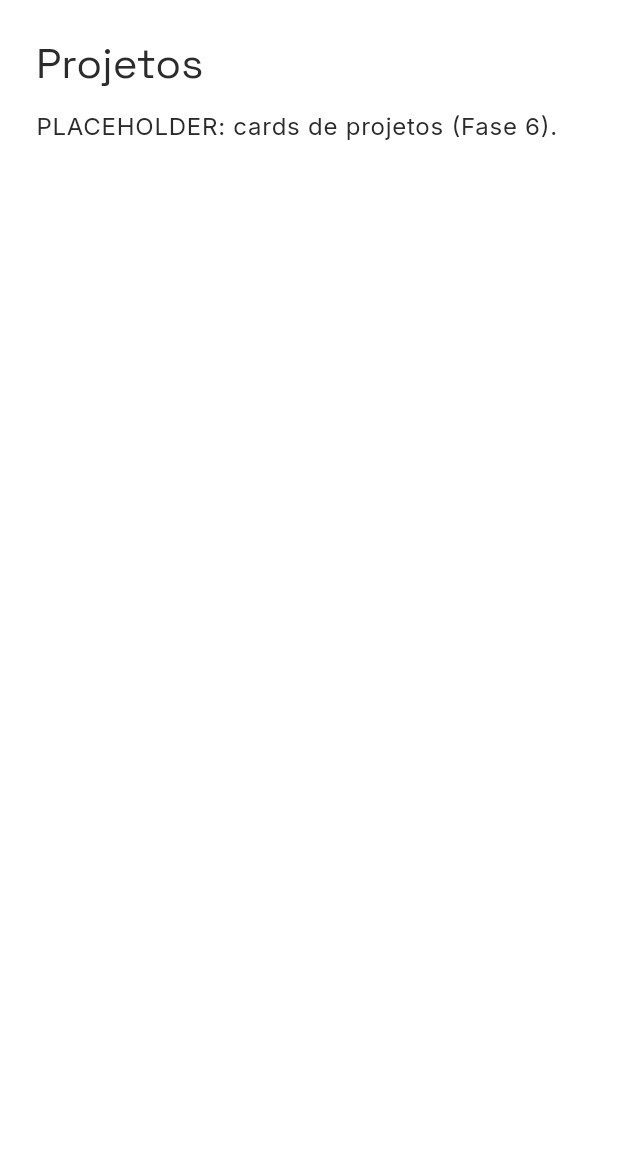
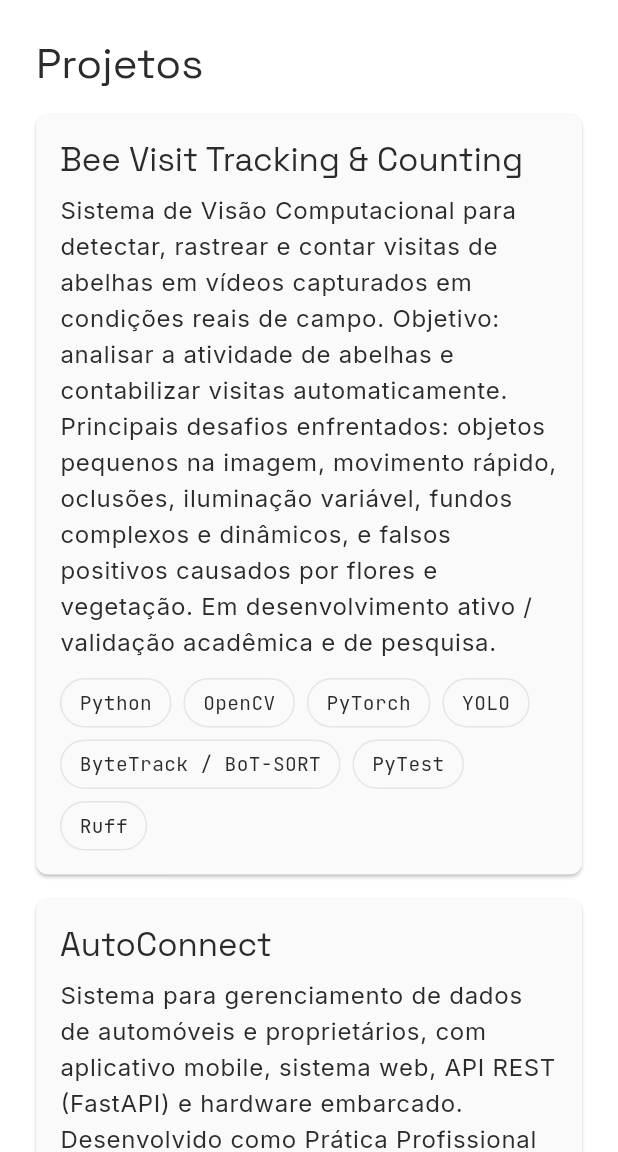
Before and after one commit to victor-welter/victor-welter.github.io, a Flutter app: the screen it shows after launch, after a tap on "Ver Projetos", on a phone screen of 412 x 824 dp, the part 84-1236 px from its top. Run offline on Flutter 3.47's test engine with Material 3 defaults, Android fonts, the phone set to English and light mode, and no system bars; our stand-ins replace go_router, google_fonts, shared_preferences.

Commit message:
Add real Projetos page content
4 featured projects (Bee Visit Tracking & Counting, AutoConnect,
Monitoramento de Energia, validator-assincrono) as full cards with
tech-stack TagChips and links; 3 secondary projects as lightweight
rows. calculadora and BarberApp are deliberately excluded — the
former has no substantive real description, the latter awaits real
project details. Bee Visit Tracking & Counting has no link (private
repo) and no accuracy/results claims, matching the SoYolo publication
pattern. Adds url_launcher for the GitHub links. Replaces the Fase 3
placeholder.

Wraps the page content in a SingleChildScrollView (same fix applied
in Tasks 5 and 6, for the same reason: the plain Padding/Column
pattern overflows once a page has enough content). Also wraps the
secondary row's InkWell in a transparent Material — bare InkWell
needs a Material ancestor to render at all, which the real app
provides via AppShell's Scaffold but an isolated widget test does
not.

```diff
--- /dev/null
+++ b/lib/features/projects/projects_data.dart
@@ -0,0 +1,155 @@
+enum ProjectTier { featured, secondary }
+
+class ProjectLink {
+  const ProjectLink({required this.label, required this.url});
+
+  final String label;
+  final String url;
+}
+
+class ProjectEntry {
+  const ProjectEntry({
+    required this.name,
+    required this.description,
+    required this.techStack,
+    required this.links,
+    required this.tier,
+  });
+
+  final String name;
+  final String description;
+  final List<String> techStack;
+  final List<ProjectLink> links;
+  final ProjectTier tier;
+}
+
+const List<ProjectEntry> projectEntries = [
+  ProjectEntry(
+    tier: ProjectTier.featured,
+    name: 'Bee Visit Tracking & Counting',
+    description:
+        'Sistema de Visão Computacional para detectar, rastrear e contar '
+        'visitas de abelhas em vídeos capturados em condições reais de '
+        'campo. Objetivo: analisar a atividade de abelhas e contabilizar '
+        'visitas automaticamente. Principais desafios enfrentados: objetos '
+        'pequenos na imagem, movimento rápido, oclusões, iluminação '
+        'variável, fundos complexos e dinâmicos, e falsos positivos '
+        'causados por flores e vegetação. Em desenvolvimento ativo / '
+        'validação acadêmica e de pesquisa.',
+    techStack: [
+      'Python',
+      'OpenCV',
+      'PyTorch',
+      'YOLO',
+      'ByteTrack / BoT-SORT',
+      'PyTest',
+      'Ruff',
+    ],
+    links: [],
+  ),
+  ProjectEntry(
+    tier: ProjectTier.featured,
+    name: 'AutoConnect',
+    description:
+        'Sistema para gerenciamento de dados de automóveis e proprietários, '
+        'com aplicativo mobile, sistema web, API REST (FastAPI) e hardware '
+        'embarcado. Desenvolvido como Prática Profissional (7°/8° semestre, '
+        'Engenharia de Computação – SETREM).',
+    techStack: ['Flutter', 'Dart', 'Python', 'FastAPI'],
+    links: [
+      ProjectLink(
+        label: 'Mobile',
+        url: 'https://github.com/victor-welter/autoConnect-Mobile',
+      ),
+      ProjectLink(
+        label: 'Web',
+        url: 'https://github.com/victor-welter/autoConnect-Web',
+      ),
+      ProjectLink(
+        label: 'API',
+        url: 'https://github.com/victor-welter/autoConnect-Api-Python',
+      ),
+      ProjectLink(
+        label: 'Hardware',
+        url: 'https://github.com/victor-welter/autoConnect-Hardware',
+      ),
+    ],
+  ),
+  ProjectEntry(
+    tier: ProjectTier.featured,
+    name: 'Monitoramento de Energia',
+    description:
+        'Protótipo de sistema para medição e monitoramento de consumo de '
+        'energia elétrica em tempo real, apresentando ao usuário o valor '
+        'monetário gasto por hora para um equipamento em funcionamento. '
+        'Projeto acadêmico de extensão (4° semestre, Engenharia de '
+        'Computação – SETREM).',
+    techStack: ['Flutter', 'Dart'],
+    links: [
+      ProjectLink(
+        label: 'Mobile',
+        url: 'https://github.com/victor-welter/monitoramentoEnergia-Mobile',
+      ),
+      ProjectLink(
+        label: 'Hardware',
+        url: 'https://github.com/victor-welter/monitoramentoEnergia-Hardware',
+      ),
+      ProjectLink(
+        label: 'API',
+        url: 'https://github.com/victor-welter/monitoramentoEnergia-Api',
+      ),
+    ],
+  ),
+  ProjectEntry(
+    tier: ProjectTier.featured,
+    name: 'validator-assincrono',
+    description:
+        'Biblioteca/pacote Flutter para criação de validadores '
+        'assíncronos.',
+    techStack: ['Flutter', 'Dart'],
+    links: [
+      ProjectLink(
+        label: 'GitHub',
+        url: 'https://github.com/victor-welter/validator-assincrono',
+      ),
+    ],
+  ),
+  ProjectEntry(
+    tier: ProjectTier.secondary,
+    name: 'youtube_downloader',
+    description:
+        'Aplicativo desktop em Python para baixar vídeos do YouTube em '
+        'alta qualidade.',
+    techStack: ['Python'],
+    links: [
+      ProjectLink(
+        label: 'GitHub',
+        url: 'https://github.com/victor-welter/youtube_downloader',
+      ),
+    ],
+  ),
+  ProjectEntry(
+    tier: ProjectTier.secondary,
+    name: 'qr-scanner-generator',
+    description: 'Leitor e gerador de QR Code em Flutter.',
+    techStack: ['Flutter', 'Dart'],
+    links: [
+      ProjectLink(
+        label: 'GitHub',
+        url: 'https://github.com/victor-welter/qr-scanner-generator',
+      ),
+    ],
+  ),
+  ProjectEntry(
+    tier: ProjectTier.secondary,
+    name: 'flavors',
+    description: 'Gerenciamento de Flavors para projetos Flutter.',
+    techStack: ['Flutter', 'Dart'],
+    links: [
+      ProjectLink(
+        label: 'GitHub',
+        url: 'https://github.com/victor-welter/flavors',
+      ),
+    ],
+  ),
+];
--- a/lib/features/projects/projects_page.dart
+++ b/lib/features/projects/projects_page.dart
@@ -1,15 +1,112 @@
 import 'package:flutter/material.dart';
+import 'package:url_launcher/url_launcher.dart';
 
-import '../../core/widgets/placeholder_section.dart';
+import '../../core/widgets/tag_chip.dart';
+import 'projects_data.dart';
 
 class ProjectsPage extends StatelessWidget {
   const ProjectsPage({super.key});
 
   @override
   Widget build(BuildContext context) {
-    return const PlaceholderSection(
-      title: 'Projetos',
-      message: 'PLACEHOLDER: cards de projetos (Fase 6).',
+    final textTheme = Theme.of(context).textTheme;
+    final featured = projectEntries.where(
+      (p) => p.tier == ProjectTier.featured,
+    );
+    final secondary = projectEntries.where(
+      (p) => p.tier == ProjectTier.secondary,
+    );
+
+    return SingleChildScrollView(
+      child: Padding(
+        padding: const EdgeInsets.all(24),
+        child: Column(
+          crossAxisAlignment: CrossAxisAlignment.start,
+          mainAxisSize: MainAxisSize.min,
+          children: [
+            Text('Projetos', style: textTheme.headlineMedium),
+            const SizedBox(height: 16),
+            for (final project in featured) _ProjectCard(project: project),
+            const SizedBox(height: 12),
+            Text('Outros projetos', style: textTheme.titleLarge),
+            const SizedBox(height: 8),
+            for (final project in secondary)
+              _SecondaryProjectRow(project: project),
+          ],
+        ),
+      ),
     );
   }
 }
+
+class _ProjectCard extends StatelessWidget {
+  const _ProjectCard({required this.project});
+
+  final ProjectEntry project;
+
+  @override
+  Widget build(BuildContext context) {
+    final textTheme = Theme.of(context).textTheme;
+
+    return Card(
+      margin: const EdgeInsets.only(bottom: 16),
+      child: Padding(
+        padding: const EdgeInsets.all(16),
+        child: Column(
+          crossAxisAlignment: CrossAxisAlignment.start,
+          children: [
+            Text(project.name, style: textTheme.titleLarge),
+            const SizedBox(height: 8),
+            Text(project.description, style: textTheme.bodyLarge),
+            const SizedBox(height: 12),
+            Wrap(
+              spacing: 8,
+              runSpacing: 8,
+              children: [for (final tech in project.techStack) TagChip(tech)],
+            ),
+            if (project.links.isNotEmpty) ...[
+              const SizedBox(height: 12),
+              Wrap(
+                spacing: 12,
+                children: [
+                  for (final link in project.links)
+                    TextButton(
+                      onPressed: () => launchUrl(Uri.parse(link.url)),
+                      child: Text(link.label),
+                    ),
+                ],
+              ),
+            ],
+          ],
+        ),
+      ),
+    );
+  }
+}
+
+class _SecondaryProjectRow extends StatelessWidget {
+  const _SecondaryProjectRow({required this.project});
+
+  final ProjectEntry project;
+
+  @override
+  Widget build(BuildContext context) {
+    final textTheme = Theme.of(context).textTheme;
+
+    return Padding(
+      padding: const EdgeInsets.only(bottom: 8),
+      child: Material(
+        type: MaterialType.transparency,
+        child: InkWell(
+          onTap: project.links.isEmpty
+              ? null
+              : () => launchUrl(Uri.parse(project.links.first.url)),
+          child: Text(
+            '${project.name} — ${project.description}',
+            style: textTheme.bodyMedium,
+          ),
+        ),
+      ),
+    );
+  }
+}
--- a/pubspec.yaml
+++ b/pubspec.yaml
@@ -15,6 +15,7 @@ dependencies:
   go_router: ^15.1.2
   google_fonts: ^8.2.1
   shared_preferences: ^2.5.3
+  url_launcher: ^6.3.2
 
 dev_dependencies:
   flutter_lints: ^4.0.0
```
Also changed, not shown: pubspec.lock, 4 other files.
